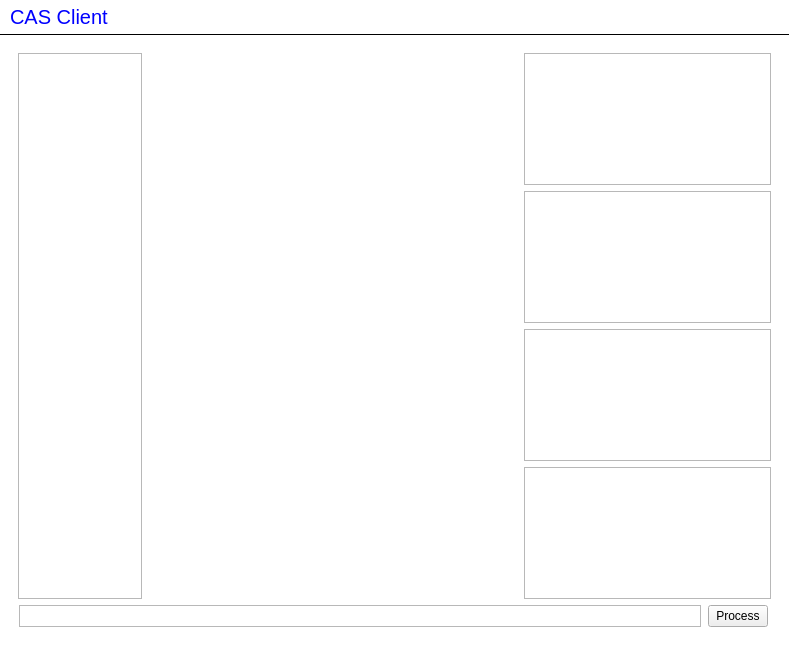
Qt form chatterbox/MainWindow.ui (InfoAG/CAS-Netzwerk) before a commit.
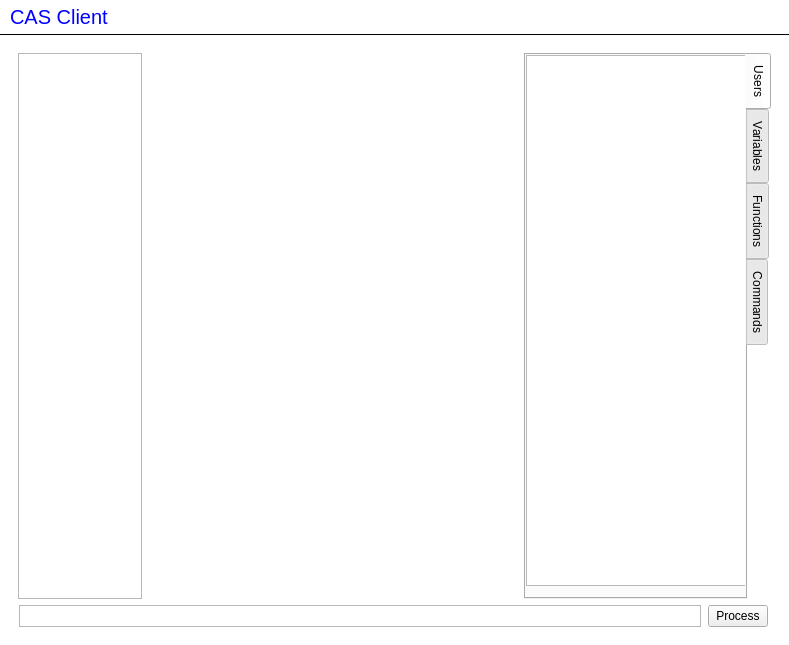
The same form after that commit. Custom widgets are drawn as their Qt base class.

Commit message: Scopeinfos zu TabWidget geaendert

```diff
--- a/chatterbox/MainWindow.ui
+++ b/chatterbox/MainWindow.ui
@@ -107,20 +107,74 @@
               </widget>
              </item>
              <item>
-              <layout class="QVBoxLayout" name="verticalLayout_3">
-               <item>
-                <widget class="QListWidget" name="userListWidget"/>
-               </item>
-               <item>
-                <widget class="QListWidget" name="functionListWidget"/>
-               </item>
-               <item>
-                <widget class="QListWidget" name="variableListWidget"/>
-               </item>
-               <item>
-                <widget class="QListWidget" name="commandListWidget"/>
-               </item>
-              </layout>
+              <widget class="QTabWidget" name="tabWidget">
+               <property name="tabPosition">
+                <enum>QTabWidget::East</enum>
+               </property>
+               <property name="currentIndex">
+                <number>0</number>
+               </property>
+               <widget class="QWidget" name="userTab">
+                <attribute name="title">
+                 <string>Users</string>
+                </attribute>
+                <widget class="QListWidget" name="userListWidget">
+                 <property name="geometry">
+                  <rect>
+                   <x>0</x>
+                   <y>0</y>
+                   <width>221</width>
+                   <height>531</height>
+                  </rect>
+                 </property>
+                </widget>
+               </widget>
+               <widget class="QWidget" name="variableTab">
+                <attribute name="title">
+                 <string>Variables</string>
+                </attribute>
+                <widget class="QListWidget" name="variableListWidget">
+                 <property name="geometry">
+                  <rect>
+                   <x>0</x>
+                   <y>0</y>
+                   <width>221</width>
+                   <height>531</height>
+                  </rect>
+                 </property>
+                </widget>
+               </widget>
+               <widget class="QWidget" name="functionTab">
+                <attribute name="title">
+                 <string>Functions</string>
+                </attribute>
+                <widget class="QListWidget" name="functionListWidget">
+                 <property name="geometry">
+                  <rect>
+                   <x>0</x>
+                   <y>0</y>
+                   <width>221</width>
+                   <height>531</height>
+                  </rect>
+                 </property>
+                </widget>
+               </widget>
+               <widget class="QWidget" name="commandTab">
+                <attribute name="title">
+                 <string>Commands</string>
+                </attribute>
+                <widget class="QListWidget" name="commandListWidget">
+                 <property name="geometry">
+                  <rect>
+                   <x>0</x>
+                   <y>0</y>
+                   <width>221</width>
+                   <height>531</height>
+                  </rect>
+                 </property>
+                </widget>
+               </widget>
+              </widget>
              </item>
             </layout>
            </item>
```
The commit also changes 2 other files.
